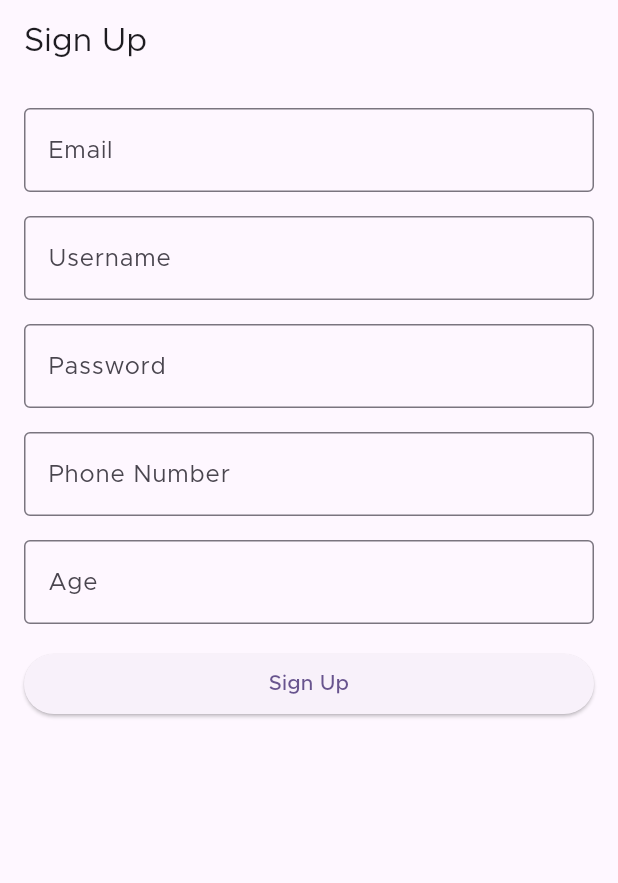
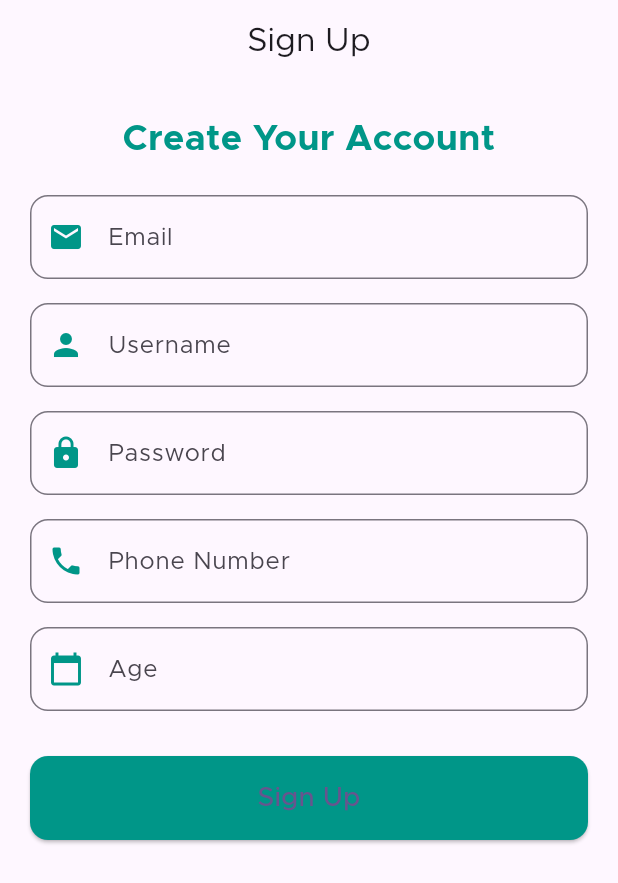
Before and after one commit to emregurs3s/MahalleMarket, a Flutter app: the SignUpPage screen opened directly, on a phone screen of 412 x 824 dp. Shown: the top 883 px of the screen. Run offline on Flutter 3.47's test engine with Material 3 defaults, Android fonts, the phone set to English and light mode, and no system bars.

Commit message:
Kullanıcı kayıt ol sayfası daha kullanışlı hale getirildi

```diff
--- a/mahalle_market/lib/view/login/sign_up_view.dart
+++ b/mahalle_market/lib/view/login/sign_up_view.dart
@@ -12,21 +12,30 @@ class SignUpPage extends StatelessWidget {
   Widget build(BuildContext context) {
     return Scaffold(
       appBar: AppBar(
-        title: Text('Sign Up'),
+        title: const Text('Sign Up'),
+        centerTitle: true,
       ),
-      body: Padding(
-        padding: const EdgeInsets.all(16.0),
+      body: SingleChildScrollView(
+        padding: const EdgeInsets.all(20.0),
         child: Form(
           key: formKey,
           child: Column(
             crossAxisAlignment: CrossAxisAlignment.stretch,
             children: [
-              TextFormField(
+              const Text(
+                'Create Your Account',
+                style: TextStyle(
+                  fontSize: 24,
+                  fontWeight: FontWeight.bold,
+                  color: Colors.teal,
+                ),
+                textAlign: TextAlign.center,
+              ),
+              const SizedBox(height: 20.0),
+              buildTextFormField(
                 controller: emailController,
-                decoration: InputDecoration(
-                  labelText: 'Email',
-                  border: OutlineInputBorder(),
-                ),
+                label: 'Email',
+                icon: Icons.email,
                 keyboardType: TextInputType.emailAddress,
                 validator: (value) {
                   if (value == null || value.isEmpty) {
@@ -37,13 +46,11 @@ class SignUpPage extends StatelessWidget {
                   return null;
                 },
               ),
-              SizedBox(height: 16.0),
-              TextFormField(
+              const SizedBox(height: 16.0),
+              buildTextFormField(
                 controller: usernameController,
-                decoration: InputDecoration(
-                  labelText: 'Username',
-                  border: OutlineInputBorder(),
-                ),
+                label: 'Username',
+                icon: Icons.person,
                 validator: (value) {
                   if (value == null || value.isEmpty) {
                     return 'Please enter your username';
@@ -51,13 +58,11 @@ class SignUpPage extends StatelessWidget {
                   return null;
                 },
               ),
-              SizedBox(height: 16.0),
-              TextFormField(
+              const SizedBox(height: 16.0),
+              buildTextFormField(
                 controller: passwordController,
-                decoration: InputDecoration(
-                  labelText: 'Password',
-                  border: OutlineInputBorder(),
-                ),
+                label: 'Password',
+                icon: Icons.lock,
                 obscureText: true,
                 validator: (value) {
                   if (value == null || value.isEmpty) {
@@ -68,13 +73,11 @@ class SignUpPage extends StatelessWidget {
                   return null;
                 },
               ),
-              SizedBox(height: 16.0),
-              TextFormField(
+              const SizedBox(height: 16.0),
+              buildTextFormField(
                 controller: phoneController,
-                decoration: InputDecoration(
-                  labelText: 'Phone Number',
-                  border: OutlineInputBorder(),
-                ),
+                label: 'Phone Number',
+                icon: Icons.phone,
                 keyboardType: TextInputType.phone,
                 validator: (value) {
                   if (value == null || value.isEmpty) {
@@ -85,13 +88,11 @@ class SignUpPage extends StatelessWidget {
                   return null;
                 },
               ),
-              SizedBox(height: 16.0),
-              TextFormField(
+              const SizedBox(height: 16.0),
+              buildTextFormField(
                 controller: ageController,
-                decoration: InputDecoration(
-                  labelText: 'Age',
-                  border: OutlineInputBorder(),
-                ),
+                label: 'Age',
+                icon: Icons.calendar_today,
                 keyboardType: TextInputType.number,
                 validator: (value) {
                   if (value == null || value.isEmpty) {
@@ -103,15 +104,15 @@ class SignUpPage extends StatelessWidget {
                   return null;
                 },
               ),
-              SizedBox(height: 16.0),
+              const SizedBox(height: 30.0),
               ElevatedButton(
                 onPressed: () {
                   if (formKey.currentState!.validate()) {
                     final email = emailController.text;
                     final username = usernameController.text;
-                    final password = passwordController.text;
                     final phone = phoneController.text;
                     final age = ageController.text;
+
                     ScaffoldMessenger.of(context).showSnackBar(
                       SnackBar(
                         content: Text(
@@ -121,12 +122,49 @@ class SignUpPage extends StatelessWidget {
                     );
                   }
                 },
-                child: Text('Sign Up'),
+                style: ElevatedButton.styleFrom(
+                  padding: const EdgeInsets.symmetric(vertical: 15.0),
+                  shape: RoundedRectangleBorder(
+                    borderRadius: BorderRadius.circular(12.0),
+                  ),
+                  backgroundColor: Colors.teal,
+                ),
+                child: const Text(
+                  'Sign Up',
+                  style: TextStyle(fontSize: 18.0),
+                ),
               ),
             ],
           ),
         ),
       ),
+    );
+  }
+
+  Widget buildTextFormField({
+    required TextEditingController controller,
+    required String label,
+    required IconData icon,
+    bool obscureText = false,
+    TextInputType keyboardType = TextInputType.text,
+    String? Function(String?)? validator,
+  }) {
+    return TextFormField(
+      controller: controller,
+      decoration: InputDecoration(
+        labelText: label,
+        prefixIcon: Icon(icon, color: Colors.teal),
+        border: OutlineInputBorder(
+          borderRadius: BorderRadius.circular(12.0),
+        ),
+        focusedBorder: OutlineInputBorder(
+          borderRadius: BorderRadius.circular(12.0),
+          borderSide: const BorderSide(color: Colors.teal),
+        ),
+      ),
+      obscureText: obscureText,
+      keyboardType: keyboardType,
+      validator: validator,
     );
   }
 }
@@ -135,5 +173,8 @@ void main() {
   runApp(MaterialApp(
     debugShowCheckedModeBanner: false,
     home: SignUpPage(),
+    theme: ThemeData(
+      primarySwatch: Colors.teal,
+    ),
   ));
 }
```
